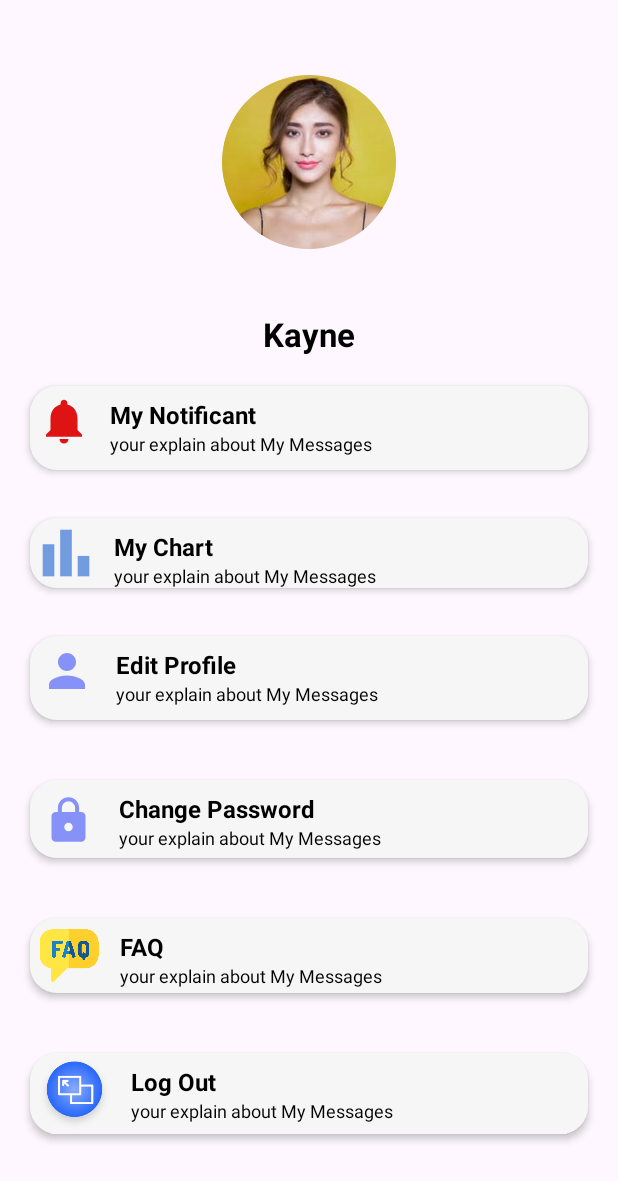
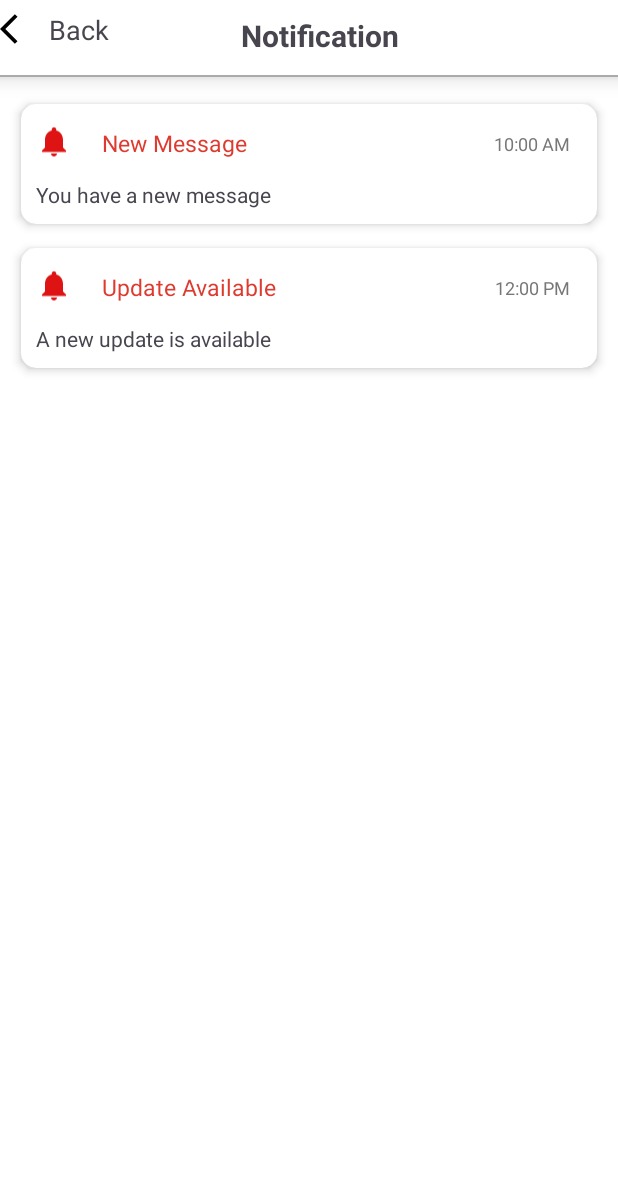
Before and after one commit to Kayne1310/App-QLCT, an Android app: the fragment ProfileFragment shown on its own in the app's theme, after a tap on "My Notificant", on a phone screen of 412 x 824 dp. Shown: the top 1181 px of the screen. Run offline under Robolectric (Android 15) with nearby library versions, the phone set to English and light mode, and no system bars; our stand-ins replace Firebase (no records; nobody signed in at launch, a user with empty details on screens opened directly); Roboto replaces fonts that are not available here.

Commit message:
first notification

```diff
--- a/app/build.gradle.kts
+++ b/app/build.gradle.kts
@@ -51,7 +51,6 @@ dependencies {
     implementation(libs.ui.graphics)
     implementation(libs.ui.tooling.preview)
     implementation(libs.material3)
-
     testImplementation(libs.junit)
     androidTestImplementation(libs.ext.junit)
     androidTestImplementation(libs.espresso.core)
@@ -66,5 +65,5 @@ dependencies {
     implementation(platform("com.google.firebase:firebase-bom:33.4.0"))
     implementation("com.google.android.gms:play-services-auth")
     implementation("com.google.firebase:firebase-firestore")
-
+    implementation("androidx.cardview:cardview:1.0.0")
 }
--- a/app/src/main/AndroidManifest.xml
+++ b/app/src/main/AndroidManifest.xml
@@ -15,6 +15,9 @@
         android:supportsRtl="true"
         android:theme="@style/Theme.ProjectAppQLCT"
         tools:targetApi="31">
+        <activity
+            android:name=".NotificationActivity"
+            android:exported="false" />
         <activity
             android:name=".ChangePassword"
             android:exported="false" />
--- /dev/null
+++ b/app/src/main/java/com/example/projectappqlct/Model/Notification.java
@@ -0,0 +1,25 @@
+package com.example.projectappqlct.Model;
+
+public class Notification {
+    private String title;
+    private String content;
+    private String time;
+
+    public Notification(String title, String content, String time) {
+        this.title = title;
+        this.content = content;
+        this.time = time;
+    }
+
+    public String getTitle() {
+        return title;
+    }
+
+    public String getContent() {
+        return content;
+    }
+
+    public String getTime() {
+        return time;
+    }
+}
--- /dev/null
+++ b/app/src/main/java/com/example/projectappqlct/NotificationActivity.java
@@ -0,0 +1,48 @@
+package com.example.projectappqlct;
+
+import android.content.Intent;
+import android.os.Bundle;
+import android.view.View;
+import android.widget.TextView;
+import androidx.appcompat.app.AppCompatActivity;
+import androidx.recyclerview.widget.LinearLayoutManager;
+import androidx.recyclerview.widget.RecyclerView;
+
+import com.example.projectappqlct.Model.Notification;
+
+import java.util.ArrayList;
+import java.util.List;
+
+public class NotificationActivity extends AppCompatActivity {
+    private RecyclerView recyclerView;
+    private NotificationAdapter adapter;
+    private List<Notification> notificationList;
+    private TextView cancelTextView; // Khai báo TextView Cancel
+
+    @Override
+    protected void onCreate(Bundle savedInstanceState) {
+        super.onCreate(savedInstanceState);
+        setContentView(R.layout.activity_notification);
+
+        // Khởi tạo RecyclerView
+        recyclerView = findViewById(R.id.recyclerViewNotifications);
+        recyclerView.setLayoutManager(new LinearLayoutManager(this));
+
+        // Khởi tạo danh sách thông báo
+        notificationList = new ArrayList<>();
+        notificationList.add(new Notification("New Message", "You have a new message", "10:00 AM"));
+        notificationList.add(new Notification("Update Available", "A new update is available", "12:00 PM"));
+
+        adapter = new NotificationAdapter(notificationList);
+        recyclerView.setAdapter(adapter);
+
+        // Khởi tạo TextView Cancel và thiết lập OnClickListener
+        cancelTextView = findViewById(R.id.textViewCancel);
+        cancelTextView.setOnClickListener(new View.OnClickListener() {
+            @Override
+            public void onClick(View v) {
+                finish(); // Kết thúc NotificationActivity và trở về trang trước đó
+            }
+        });
+    }
+}
--- /dev/null
+++ b/app/src/main/java/com/example/projectappqlct/NotificationAdapter.java
@@ -0,0 +1,56 @@
+package com.example.projectappqlct;
+
+import android.view.LayoutInflater;
+import android.view.View;
+import android.view.ViewGroup;
+import android.widget.TextView;
+
+import androidx.annotation.NonNull;
+import androidx.recyclerview.widget.RecyclerView;
+
+import com.example.projectappqlct.Model.Notification;
+
+import java.util.List;
+
+public class NotificationAdapter extends RecyclerView.Adapter<NotificationAdapter.NotificationViewHolder> {
+
+    private List<Notification> notificationList;
+
+    // Constructor
+    public NotificationAdapter(List<Notification> notificationList) {
+        this.notificationList = notificationList;
+    }
+
+    // ViewHolder class
+    public static class NotificationViewHolder extends RecyclerView.ViewHolder {
+        public TextView titleTextView, contentTextView, timeTextView;
+
+        public NotificationViewHolder(View itemView) {
+            super(itemView);
+            titleTextView = itemView.findViewById(R.id.textNotificationTitle);
+            contentTextView = itemView.findViewById(R.id.textNotificationContent);
+            timeTextView = itemView.findViewById(R.id.textNotificationTime);
+        }
+    }
+
+    @NonNull
+    @Override
+    public NotificationViewHolder onCreateViewHolder(@NonNull ViewGroup parent, int viewType) {
+        View view = LayoutInflater.from(parent.getContext())
+                .inflate(R.layout.item_notification, parent, false);
+        return new NotificationViewHolder(view);
+    }
+
+    @Override
+    public void onBindViewHolder(@NonNull NotificationViewHolder holder, int position) {
+        Notification notification = notificationList.get(position);
+        holder.titleTextView.setText(notification.getTitle());
+        holder.contentTextView.setText(notification.getContent());
+        holder.timeTextView.setText(notification.getTime());
+    }
+
+    @Override
+    public int getItemCount() {
+        return notificationList.size();
+    }
+}
--- a/app/src/main/java/com/example/projectappqlct/ProfileFragment.java
+++ b/app/src/main/java/com/example/projectappqlct/ProfileFragment.java
@@ -87,15 +87,16 @@ public class ProfileFragment extends Fragment {
         }
 
 
-        LinearLayout notificant=view.findViewById(R.id.notificant);
+        LinearLayout notificant = view.findViewById(R.id.notificant);
         notificant.setOnClickListener(new View.OnClickListener() {
             @Override
             public void onClick(View v) {
-                Log.i("check","test");
+                Intent intent = new Intent(getActivity(), NotificationActivity.class);
+                startActivity(intent);
+            }
+        });
 
 
-            }
-        });
 
 
         LinearLayout logout=view.findViewById(R.id.logout);
@@ -110,6 +111,17 @@ public class ProfileFragment extends Fragment {
                 getActivity().finish();
             }
         });
+
+//        LinearLayout Notificant=view.findViewById(R.id.notificant);
+//
+//        Notificant.setOnClickListener(new View.OnClickListener() {
+//            @Override
+//            public void onClick(View v) {
+//                Intent intent=new Intent(getActivity(), NotificationActivity.class);
+//                startActivity(intent);
+//            }
+//        });
+
 
         LinearLayout editProfile = view.findViewById(R.id.editprofile);
         editProfile.setOnClickListener(new View.OnClickListener() {
--- a/app/src/main/res/color/color_navigation.xml
+++ b/app/src/main/res/color/color_navigation.xml
@@ -1,8 +1,12 @@
 <?xml version="1.0" encoding="utf-8"?>
 <selector xmlns:android="http://schemas.android.com/apk/res/android">
-
-    <item android:color="@android:color/black" android:state_checkable="false"/>
-    <item android:color="@android:color/holo_blue_light" android:state_checkable="true"/>
-
-
+    <item
+        android:state_pressed="true"
+        android:duration="150"
+        android:scaleX="0.95"
+        android:scaleY="0.95"/>
+    <item
+        android:duration="150"
+        android:scaleX="1.0"
+        android:scaleY="1.0"/>
 </selector>
--- /dev/null
+++ b/app/src/main/res/layout/activity_notification.xml
@@ -0,0 +1,76 @@
+<?xml version="1.0" encoding="utf-8"?>
+<LinearLayout
+    xmlns:android="http://schemas.android.com/apk/res/android"
+    android:layout_width="match_parent"
+    android:layout_height="wrap_content"
+    android:orientation="vertical"
+    android:background="@color/white"
+    android:gravity="center_horizontal">
+
+    <LinearLayout
+        android:layout_width="match_parent"
+        android:layout_height="50dp"
+        android:clickable="true"
+        android:orientation="horizontal">
+
+        <TextView
+            android:id="@+id/textViewCancel"
+            android:layout_width="15dp"
+            android:layout_height="wrap_content"
+            android:layout_marginTop="5dp"
+            android:layout_marginBottom="20dp"
+            android:layout_weight="1"
+            android:text="Back"
+            android:drawableLeft="@drawable/baseline_arrow_back_ios_24"
+            android:drawablePadding="-30dp"
+            android:textAlignment="center"
+            android:textSize="18sp"
+            android:textStyle="normal" />
+
+        <TextView
+            android:id="@+id/textView2"
+            android:layout_width="wrap_content"
+            android:layout_height="wrap_content"
+            android:layout_marginTop="10dp"
+            android:layout_weight="1"
+            android:text="Notification"
+            android:textAlignment="center"
+            android:textSize="20sp"
+            android:textStyle="bold" />
+
+        <TextView
+            android:id="@+id/textView3"
+            android:layout_width="wrap_content"
+            android:layout_height="wrap_content"
+            android:layout_marginTop="10dp"
+            android:layout_weight="1"
+            android:textSize="16sp" />
+    </LinearLayout>
+
+
+
+    <RelativeLayout xmlns:android="http://schemas.android.com/apk/res/android"
+        android:layout_width="match_parent"
+        android:layout_height="match_parent"
+
+        android:padding="0dp">
+
+        <View
+            android:layout_width="match_parent"
+            android:layout_height="1dp"
+            android:background="@android:color/darker_gray"
+            android:elevation="5dp"
+            android:translationZ="4dp"
+            />
+
+        <androidx.recyclerview.widget.RecyclerView
+
+            android:id="@+id/recyclerViewNotifications"
+            android:layout_width="match_parent"
+            android:layout_height="match_parent"
+            android:layout_marginTop="5dp"
+            android:padding="6dp"/>
+
+    </RelativeLayout>
+
+</LinearLayout>
--- /dev/null
+++ b/app/src/main/res/layout/item_notification.xml
@@ -0,0 +1,62 @@
+<androidx.cardview.widget.CardView
+    xmlns:android="http://schemas.android.com/apk/res/android"
+    xmlns:app="http://schemas.android.com/apk/res-auto"
+    android:layout_width="match_parent"
+    android:layout_height="wrap_content"
+    android:layout_margin="8dp"
+    app:cardElevation="4dp"
+    app:cardCornerRadius="10dp">
+
+
+    <LinearLayout
+        android:layout_width="match_parent"
+        android:layout_height="wrap_content"
+        android:orientation="vertical"
+        android:padding="10dp">
+
+        <LinearLayout
+            android:layout_width="match_parent"
+            android:layout_height="wrap_content"
+            android:orientation="horizontal">
+
+            <ImageView
+                android:id="@+id/imageView25"
+                android:layout_width="wrap_content"
+                android:layout_height="30dp"
+                app:srcCompat="@drawable/baseline_notifications_24" />
+
+            <TextView
+                android:id="@+id/textNotificationTitle"
+                android:layout_width="wrap_content"
+                android:layout_height="match_parent"
+                android:text="notification"
+                android:layout_weight="1"
+                android:layout_marginTop="5dp"
+                android:layout_marginLeft="20dp"
+                android:textSize="15sp"
+                android:textColor="@color/red" />
+
+            <TextView
+                android:id="@+id/textNotificationTime"
+                android:layout_width="wrap_content"
+                android:layout_height="wrap_content"
+                android:layout_gravity="end"
+                android:layout_marginTop="4dp"
+                android:text="10:00 AM"
+                android:textColor="#777"
+                android:textSize="12sp"
+                android:padding="8dp"/>
+        </LinearLayout>
+
+        <TextView
+            android:id="@+id/textNotificationContent"
+            android:layout_width="wrap_content"
+            android:layout_height="wrap_content"
+            android:layout_marginTop="4dp"
+            android:text="This is the content of the notification."
+            android:textSize="14sp" />
+
+
+    </LinearLayout>
+
+</androidx.cardview.widget.CardView>
--- a/app/src/main/res/values/colors.xml
+++ b/app/src/main/res/values/colors.xml
@@ -8,5 +8,5 @@
     <color name="black">#FF000000</color>
     <color name="white">#FFFFFFFF</color>
     <color name="lavender">#8692f7</color>
-
+    <color name="red">#de3a2f</color>
 </resources>
--- a/app/src/main/res/values/themes.xml
+++ b/app/src/main/res/values/themes.xml
@@ -6,4 +6,7 @@
     </style>
 
     <style name="Theme.ProjectAppQLCT" parent="Base.Theme.ProjectAppQLCT" />
+    <style name="Theme.MyApp" parent="Theme.AppCompat.Light.DarkActionBar">
+        <!-- Các thiết lập khác của theme -->
+    </style>
 </resources>
```
